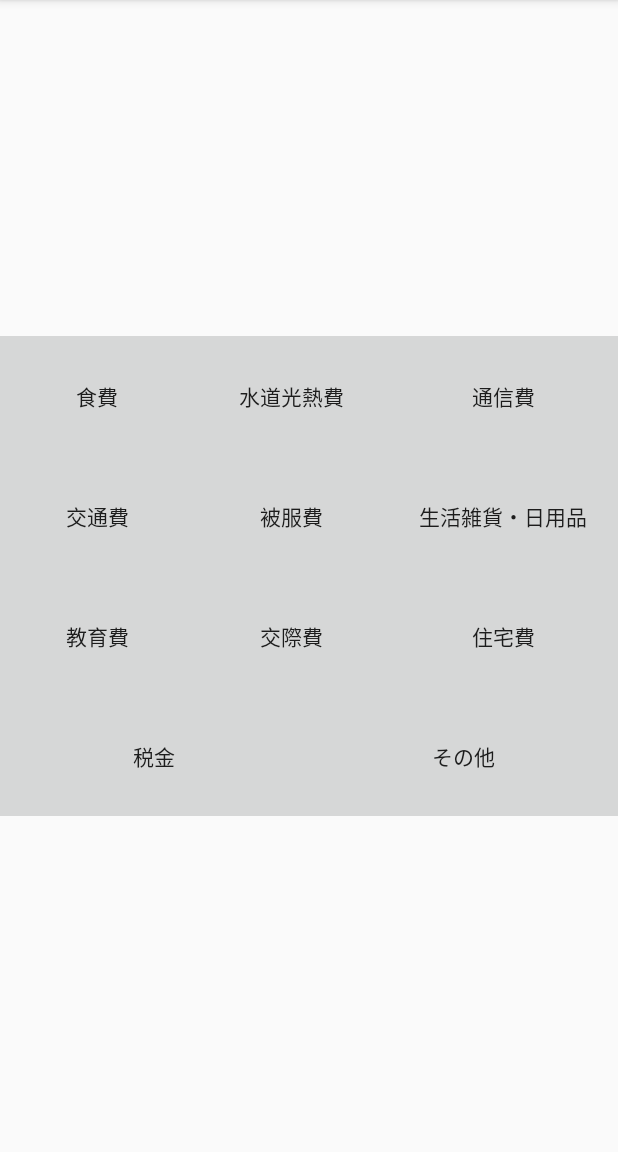
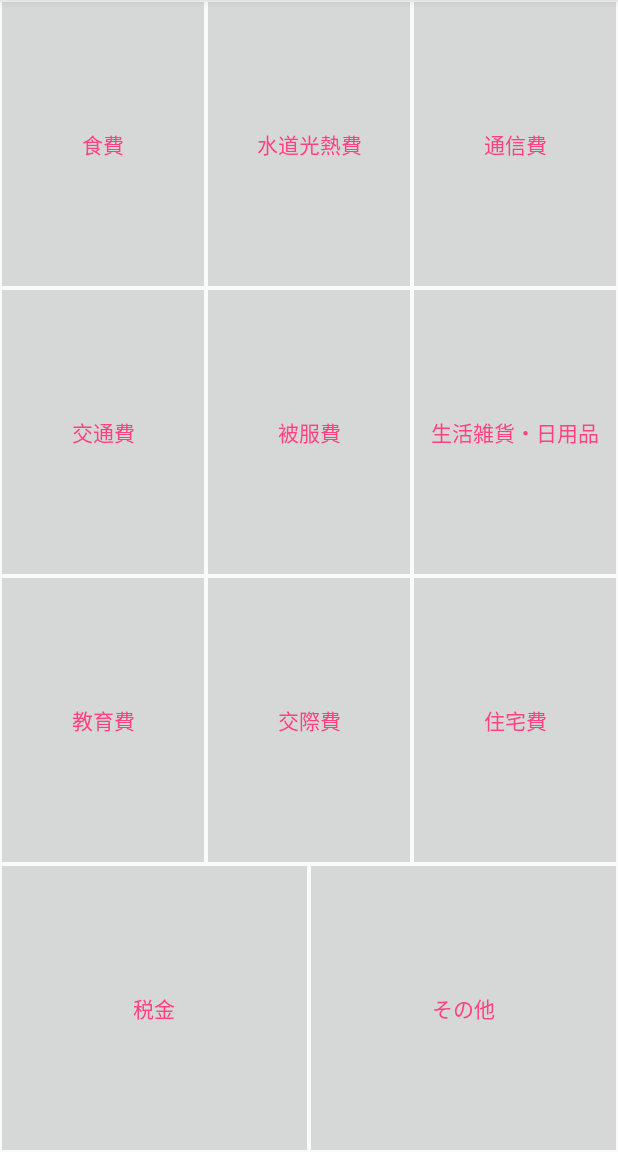
Before and after one commit to itogenta/MoneyControl, an Android app: the screen it shows after launch (MainActivity), on a phone screen of 412 x 824 dp, the part 84-1236 px from its top. Run offline under Robolectric (Android 15) with nearby library versions, the phone set to English and light mode, and no system bars.

Commit message:
ライブラリーの追加
ライブラリーの追加

```diff
--- a/app/build.gradle
+++ b/app/build.gradle
@@ -25,4 +25,5 @@ dependencies {
     testImplementation 'junit:junit:4.12'
     androidTestImplementation 'com.android.support.test:runner:1.0.1'
     androidTestImplementation 'com.android.support.test.espresso:espresso-core:3.0.1'
+    compile 'com.github.PhilJay:MPAndroidChart:v3.0.2'
 }
--- a/app/src/main/AndroidManifest.xml
+++ b/app/src/main/AndroidManifest.xml
@@ -17,6 +17,9 @@
             </intent-filter>
         </activity>
         <activity android:name=".Calculator"></activity>
+        <activity android:name=".SumActivity"></activity>
+
+
     </application>
 
 </manifest>
--- a/app/src/main/java/com/itou/moneycontrol/Calculator.java
+++ b/app/src/main/java/com/itou/moneycontrol/Calculator.java
@@ -137,7 +137,7 @@ public class Calculator extends AppCompatActivity {
     findViewById(R.id.button_clear).setOnClickListener(buttonNumberListener);
     findViewById(R.id.button_add_sub).setOnClickListener(buttonNumberListener);
     findViewById(R.id.button_percent).setOnClickListener(buttonNumberListener);
-    findViewById(R.id.buttonOk)
+    //findViewById(R.id.buttonOk).setOnClickListener(buttonOperatorListener);
 
     // / * + - =
     findViewById(R.id.button_div).setOnClickListener(buttonOperatorListener);
--- a/app/src/main/java/com/itou/moneycontrol/SumActivity.java
+++ b/app/src/main/java/com/itou/moneycontrol/SumActivity.java
@@ -1,8 +1,13 @@
 package com.itou.moneycontrol;
+
+import android.app.Application;
+import android.support.v7.app.AppCompatActivity;
+import android.support.v7.widget.AppCompatImageView;
 
 /**
  * Created by itougenta on 2017/11/18.
  */
 
-public class SumActivity {
+public class SumActivity extends AppCompatActivity {
+
 }
--- a/app/src/main/res/layout/item_layout.xml
+++ b/app/src/main/res/layout/item_layout.xml
@@ -1,53 +1,58 @@
 <?xml version="1.0" encoding="utf-8"?>
-<LinearLayout xmlns:android="http://schemas.android.com/apk/res/android"
-              android:orientation="vertical"
-              android:layout_width="match_parent"
-              android:layout_height="match_parent">
-
-    <TableLayout
-        android:layout_width="match_parent"
-        android:layout_height="match_parent"
-        android:gravity="center">
+<TableLayout xmlns:android="http://schemas.android.com/apk/res/android"
+             xmlns:tools="http://schemas.android.com/tools"
+             android:layout_width="match_parent"
+             android:layout_height="match_parent">
 
         <TableRow
             android:layout_width="match_parent"
-            android:layout_height="match_parent">
+            android:layout_height="0dp"
+            android:layout_weight="0.15">
 
             <Button
                 android:id="@+id/food"
-                android:layout_width="wrap_content"
-                android:layout_height="80dp"
+                style="?attr/buttonBarButtonStyle"
+                android:layout_width="0dp"
+                android:layout_height="match_parent"
+                android:layout_margin="1dp"
                 android:layout_weight="1"
-                android:background="?attr/colorButtonNormal"
+                android:background="?android:attr/colorButtonNormal"
                 android:text="食費"/>
 
             <Button
                 android:id="@+id/water"
-                android:layout_width="wrap_content"
-                android:layout_height="80dp"
+                style="?attr/buttonBarButtonStyle"
+                android:layout_width="0dp"
+                android:layout_height="match_parent"
+                android:layout_margin="1dp"
                 android:layout_weight="1"
-                android:background="?attr/colorButtonNormal"
+                android:background="?android:attr/colorButtonNormal"
                 android:text="水道光熱費"/>
 
             <Button
                 android:id="@+id/internet"
-                android:layout_width="wrap_content"
-                android:layout_height="80dp"
+                style="?attr/buttonBarButtonStyle"
+                android:layout_width="0dp"
+                android:layout_height="match_parent"
+                android:layout_margin="1dp"
+                android:layout_weight="1"
                 android:background="?attr/colorButtonNormal"
                 android:text="通信費"
-                android:layout_weight="1"
                 />
         </TableRow>
 
 
         <TableRow
             android:layout_width="match_parent"
-            android:layout_height="match_parent">
+            android:layout_height="0dp"
+            android:layout_weight="0.15">
 
             <Button
                 android:id="@+id/drive"
-                android:layout_width="wrap_content"
-                android:layout_height="80dp"
+                style="?attr/buttonBarButtonStyle"
+                android:layout_width="0dp"
+                android:layout_height="match_parent"
+                android:layout_margin="1dp"
                 android:background="?attr/colorButtonNormal"
                 android:text="交通費"
                 android:layout_weight="1"
@@ -55,8 +60,10 @@
 
             <Button
                 android:id="@+id/wear"
-                android:layout_width="wrap_content"
-                android:layout_height="80dp"
+                style="?attr/buttonBarButtonStyle"
+                android:layout_width="0dp"
+                android:layout_height="match_parent"
+                android:layout_margin="1dp"
                 android:background="?attr/colorButtonNormal"
                 android:text="被服費"
                 android:layout_weight="1"
@@ -64,8 +71,10 @@
 
             <Button
                 android:id="@+id/thing"
-                android:layout_width="wrap_content"
-                android:layout_height="80dp"
+                style="?attr/buttonBarButtonStyle"
+                android:layout_width="0dp"
+                android:layout_height="match_parent"
+                android:layout_margin="1dp"
                 android:background="?attr/colorButtonNormal"
                 android:text="生活雑貨・日用品"
                 android:layout_weight="1"
@@ -75,44 +84,54 @@
 
         <TableRow
             android:layout_width="match_parent"
-            android:layout_height="match_parent">
+            android:layout_height="0dp"
+            android:layout_weight="0.15">
 
             <Button
                 android:id="@+id/education"
-                android:layout_width="wrap_content"
-                android:layout_height="80dp"
+                style="?attr/buttonBarButtonStyle"
+                android:layout_width="0dp"
+                android:layout_height="match_parent"
+                android:layout_margin="1dp"
+                android:layout_weight="1"
                 android:background="?attr/colorButtonNormal"
                 android:text="教育費"
-                android:layout_weight="1"
                 />
 
             <Button
                 android:id="@+id/date"
-                android:layout_width="wrap_content"
-                android:layout_height="80dp"
+                style="?attr/buttonBarButtonStyle"
+                android:layout_width="0dp"
+                android:layout_height="match_parent"
+                android:layout_margin="1dp"
+                android:layout_weight="1"
                 android:background="?attr/colorButtonNormal"
                 android:text="交際費"
-                android:layout_weight="1"
                 />
 
             <Button
                 android:id="@+id/house"
-                android:layout_width="wrap_content"
-                android:layout_height="80dp"
+                style="?attr/buttonBarButtonStyle"
+                android:layout_width="0dp"
+                android:layout_height="match_parent"
+                android:layout_margin="1dp"
+                android:layout_weight="1"
                 android:background="?attr/colorButtonNormal"
                 android:text="住宅費"
-                android:layout_weight="1"
                 />
         </TableRow>
 
         <TableRow
             android:layout_width="match_parent"
-            android:layout_height="match_parent">
+            android:layout_height="0dp"
+            android:layout_weight="0.15">
 
             <Button
                 android:id="@+id/tax"
-                android:layout_width="wrap_content"
-                android:layout_height="80dp"
+                style="?attr/buttonBarButtonStyle"
+                android:layout_width="0dp"
+                android:layout_height="match_parent"
+                android:layout_margin="1dp"
                 android:background="?attr/colorButtonNormal"
                 android:text="税金"
                 android:layout_weight="1"
@@ -120,14 +139,14 @@
 
             <Button
                 android:id="@+id/other"
-                android:layout_width="wrap_content"
-                android:layout_height="80dp"
+                style="?attr/buttonBarButtonStyle"
+                android:layout_width="0dp"
+                android:layout_height="match_parent"
+                android:layout_margin="1dp"
                 android:background="?attr/colorButtonNormal"
                 android:text="その他"
                 android:layout_weight="1"
                 />
         </TableRow>
 
-
-    </TableLayout>
-</LinearLayout>
+</TableLayout>
--- a/build.gradle
+++ b/build.gradle
@@ -5,9 +5,11 @@ buildscript {
     repositories {
         google()
         jcenter()
+
     }
     dependencies {
         classpath 'com.android.tools.build:gradle:3.0.0'
+
 
 
         // NOTE: Do not place your application dependencies here; they belong
@@ -19,6 +21,7 @@ allprojects {
     repositories {
         google()
         jcenter()
+        maven { url "https://jitpack.io" }
     }
 }
 
```
